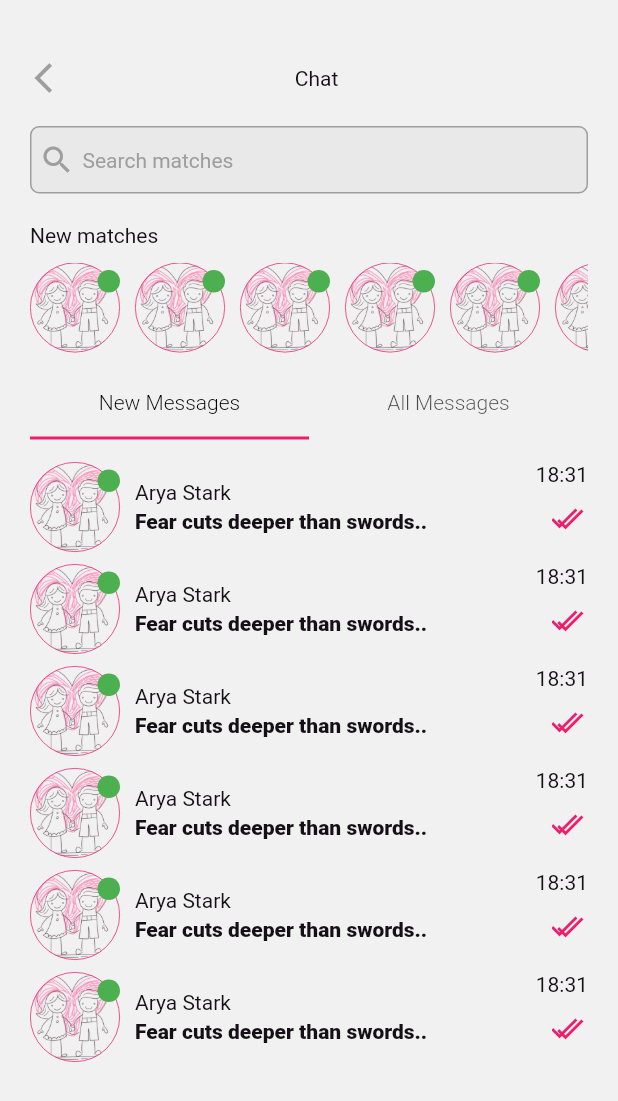
After one commit to Sadypk/Sayphi, a Flutter app: the ChatMainScreen screen opened directly, on a phone screen of 412 x 824 dp. The commit adds this screen. Shown: the top 1101 px of the screen. Run offline on Flutter 3.47's test engine with Material 2 defaults, Android fonts, the phone set to English and light mode, and no system bars; our stand-ins replace cached_network_image, country_code_picker, flutter_dotenv, flutter_spinkit, font_awesome_flutter, geolocator and 12 more; missing offline and left inert: flutter_facebook_auth; accounts and stored records are empty; network calls fail.

Commit message:
32,33,40

```diff
--- a/lib/app.dart
+++ b/lib/app.dart
@@ -1,6 +1,9 @@
 import 'package:flutter/material.dart';
 import 'package:get/get.dart';
 import 'package:sayphi/01_getStarted.dart';
+import 'package:sayphi/features/chat_menu/view/chat_main_screen.dart';
+import 'package:sayphi/features/create_audio_room/view/create_new_room.dart';
+import 'package:sayphi/features/live/view/live.dart';
 import 'package:sayphi/mainApp/resources/appColor.dart';
 import 'package:sayphi/mainApp/resources/fontStyle.dart';
 
@@ -25,7 +28,8 @@ class App extends StatelessWidget {
         scaffoldBackgroundColor: AppColor.SCAFFOLD_BACKGROUND,
         fontFamily: CFontFamily.LIGHT
       ),
-      home: GetStartedScreen(),
+      // home: GetStartedScreen(),
+      home: LiveScreen(),
     );
   }
 }
--- /dev/null
+++ b/lib/features/chat_menu/view/all_messages.dart
@@ -0,0 +1,91 @@
+import 'package:flutter/material.dart';
+import 'package:get/get.dart';
+import 'package:sayphi/features/chat_menu/view_model/chat_head.dart';
+import 'package:sayphi/mainApp/resources/appColor.dart';
+
+class AllMessages extends StatelessWidget {
+  @override
+  Widget build(BuildContext context) {
+    return Container(
+      width: Get.width,
+      child: ListView.builder(
+        padding: EdgeInsets.zero,
+        shrinkWrap: true,
+        itemCount: 10,
+        scrollDirection: Axis.vertical,
+        itemBuilder: (_, index) {
+          return Container(
+            margin: EdgeInsets.only(bottom: 8),
+            child: Row(
+              mainAxisSize: MainAxisSize.min,
+              mainAxisAlignment: MainAxisAlignment.spaceBetween,
+              crossAxisAlignment: CrossAxisAlignment.start,
+              children: [
+                Row(
+                  children: [
+                    Container(
+                      height: 60,
+                      child: ChatHeader(),
+                    ),
+                    Column(
+                      crossAxisAlignment: CrossAxisAlignment.start,
+                      children: [
+                        Text(
+                          'Arya Stark',
+                          style: TextStyle(fontSize: 14, fontWeight: FontWeight.w400),
+                        ),
+                        SizedBox(
+                          height: 3,
+                        ),
+                        Container(
+                          width: 215,
+                          child: Text(
+                            'Fear cuts deeper than swords..',
+                            overflow: TextOverflow.ellipsis,
+                            style: TextStyle(fontSize: 14, fontWeight: FontWeight.w800),
+                          ),
+                        ),
+                      ],
+                    )
+                  ],
+                ),
+                Container(
+                  width: 35,
+                  child: Column(
+                    crossAxisAlignment: CrossAxisAlignment.end,
+                    mainAxisSize: MainAxisSize.min,
+                    children: [
+                      Text(
+                        '18:31',
+                        style: TextStyle(fontSize: 14, fontWeight: FontWeight.w400),
+                      ),
+                      SizedBox(
+                        height: 10,
+                      ),
+                      Stack(
+                        children: [
+                          Positioned(
+                            top: -1,
+                            right: 4,
+                            child: Icon(
+                              Icons.check,
+                              color: AppColor.PRIMARY,
+                            ),
+                          ),
+                          Icon(
+                            Icons.check,
+                            color: AppColor.PRIMARY,
+                          )
+                        ],
+                      ),
+                    ],
+                  ),
+                )
+              ],
+            ),
+          );
+        },
+      ),
+    );
+  }
+}
--- /dev/null
+++ b/lib/features/chat_menu/view/chat_main_screen.dart
@@ -0,0 +1,118 @@
+import 'package:flutter/material.dart';
+import 'package:sayphi/features/chat_menu/view/all_messages.dart';
+import 'package:sayphi/features/chat_menu/view_model/chat_head.dart';
+import 'package:sayphi/mainApp/resources/appColor.dart';
+
+class ChatMainScreen extends StatelessWidget {
+  final TextEditingController searchController = TextEditingController();
+
+  @override
+  Widget build(BuildContext context) {
+    return Scaffold(
+      body: Column(
+        mainAxisSize: MainAxisSize.min,
+        children: [
+          SizedBox(
+            height: 30,
+          ),
+          Container(
+            margin: EdgeInsets.symmetric(horizontal: 20, vertical: 10),
+            child: Row(
+              mainAxisAlignment: MainAxisAlignment.spaceBetween,
+              children: [
+                Padding(padding: EdgeInsets.symmetric(horizontal: 3), child: Icon(Icons.arrow_back_ios, color: Colors.grey)),
+                Text(
+                  'Chat',
+                  style: TextStyle(fontSize: 14, fontWeight: FontWeight.w400),
+                ),
+                SizedBox(
+                  width: 20,
+                )
+              ],
+            ),
+          ),
+          Container(
+            height: 45,
+            margin: EdgeInsets.symmetric(horizontal: 20, vertical: 10),
+            decoration: BoxDecoration(
+              borderRadius: BorderRadius.circular(6),
+              border: Border.all(color: Colors.grey),
+              color: Colors.grey.withOpacity(0.1),
+            ),
+            child: Row(
+              children: [
+                Padding(padding: EdgeInsets.symmetric(horizontal: 5), child: Icon(Icons.search, color: Colors.grey)),
+                Flexible(
+                  child: TextFormField(
+                    controller: searchController,
+                    decoration: InputDecoration.collapsed(
+                        hintText: 'Search matches', hintStyle: TextStyle(fontSize: 14, fontWeight: FontWeight.w400, color: Colors.grey)),
+                  ),
+                )
+              ],
+            ),
+          ),
+          Container(
+            margin: EdgeInsets.symmetric(horizontal: 20, vertical: 10),
+            child: Column(
+              crossAxisAlignment: CrossAxisAlignment.start,
+              mainAxisSize: MainAxisSize.min,
+              children: [
+                Text(
+                  'New matches',
+                  style: TextStyle(fontSize: 14, fontWeight: FontWeight.w400),
+                ),
+                SizedBox(
+                  height: 10,
+                ),
+                Container(
+                  height: 60,
+                  child: ListView.builder(
+                    shrinkWrap: true,
+                    itemCount: 10,
+                    scrollDirection: Axis.horizontal,
+                    itemBuilder: (_, index) {
+                      return ChatHeader();
+                    },
+                  ),
+                ),
+                SizedBox(
+                  height: 10,
+                ),
+                DefaultTabController(
+                  length: 2,
+                  child: Column(
+                    mainAxisSize: MainAxisSize.min,
+                    crossAxisAlignment: CrossAxisAlignment.start,
+                    children: [
+                      TabBar(labelColor: Colors.black, indicatorColor: AppColor.PRIMARY, tabs: [
+                        Tab(
+                          text: 'New Messages',
+                        ),
+                        Tab(
+                          text: 'All Messages',
+                        ),
+                      ]),
+                      SizedBox(
+                        height: 15,
+                      ),
+                      Container(
+                        height: 400,
+                        child: TabBarView(
+                          children: [
+                            AllMessages(),
+                            AllMessages(),
+                          ],
+                        ),
+                      ),
+                    ],
+                  ),
+                )
+              ],
+            ),
+          ),
+        ],
+      ),
+    );
+  }
+}
--- /dev/null
+++ b/lib/features/chat_menu/view_model/chat_head.dart
@@ -0,0 +1,29 @@
+import 'package:flutter/material.dart';
+import 'package:sayphi/mainApp/resources/appColor.dart';
+
+class ChatHeader extends StatelessWidget {
+  const ChatHeader({
+    Key? key,
+  }) : super(key: key);
+
+  @override
+  Widget build(BuildContext context) {
+    return Stack(
+      children: [
+        Container(
+          width: 60,
+          margin: EdgeInsets.only(right: 10),
+          decoration: BoxDecoration(
+              border: Border.all(color: AppColor.PRIMARY, width: .5),
+              shape: BoxShape.circle,
+              image: DecorationImage(image: AssetImage('assets/images/couple_heart.png'))),
+        ),
+        Positioned(
+          top: 5,
+          right: 10,
+          child: Container(width: 15, height: 15, decoration: BoxDecoration(shape: BoxShape.circle, color: Colors.green)),
+        ),
+      ],
+    );
+  }
+}
```
Also changed, not shown: lib/01_getStarted.dart (+31 -66 lines), lib/features/create_audio_room/view/create_new_room.dart (added, +127 -0 lines), lib/features/create_audio_room/view_model/add_people.dart (added, +73 -0 lines), lib/features/live/view/live.dart (added, +77 -0 lines), lib/features/live/view_model/live_video.dart (added, +113 -0 lines).
